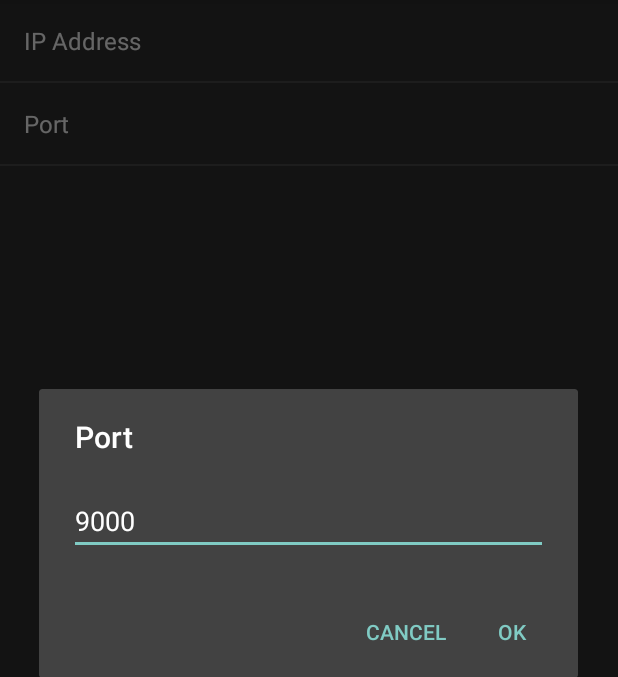
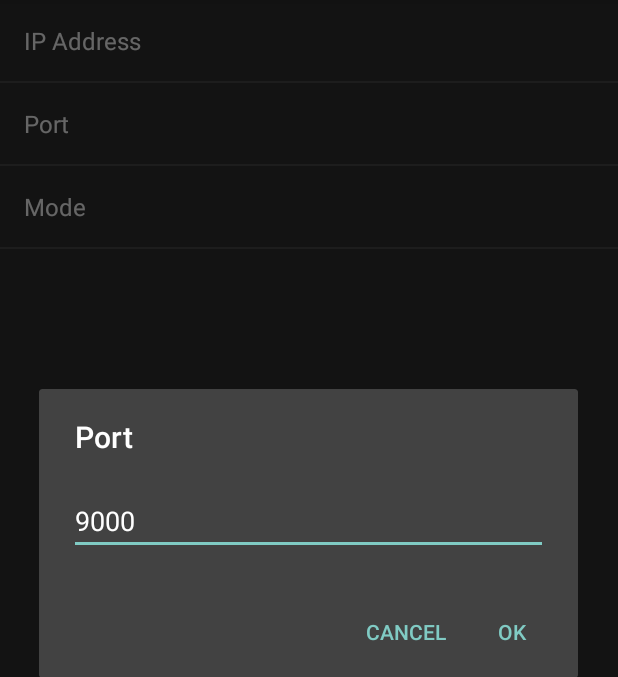
Before and after one commit to diego09310/FreakController, an Android app: the SettingsActivity screen opened directly, with no data from a screen before it, after a tap on "Port", on a phone screen of 412 x 824 dp, the part 84-761 px from its top. Run offline under Robolectric (Android 15) with nearby library versions, the phone set to English and light mode, and no system bars; libraries missing offline, so code that uses them is left out: io.github.controlwear.virtual.

Commit message:
Add mode

```diff
--- a/FreakController/app/src/main/java/com/diego09310/freakcontroller/OptionsMenuActivity.java
+++ b/FreakController/app/src/main/java/diego09310/freakcontroller/OptionsMenuActivity.java
@@ -1,4 +1,4 @@
-package com.diego09310.freakcontroller;
+package diego09310.freakcontroller;
 
 import android.app.Activity;
 import android.content.Intent;
--- a/FreakController/app/src/main/java/com/diego09310/freakcontroller/SettingsActivity.java
+++ b/FreakController/app/src/main/java/diego09310/freakcontroller/SettingsActivity.java
@@ -1,4 +1,4 @@
-package com.diego09310.freakcontroller;
+package diego09310.freakcontroller;
 
 import android.app.Activity;
 import android.os.Bundle;
@@ -11,6 +11,7 @@ public class SettingsActivity extends Activity {
 
     public static final String SERVER_IP = "ip_addr";
     public static final String PORT = "port";
+    public static final String MODE = "mode";
 
     @Override
     protected void onCreate(Bundle savedInstanceState) {
--- a/FreakController/app/src/main/java/com/diego09310/freakcontroller/SettingsFragment.java
+++ b/FreakController/app/src/main/java/diego09310/freakcontroller/SettingsFragment.java
@@ -1,4 +1,4 @@
-package com.diego09310.freakcontroller;
+package diego09310.freakcontroller;
 
 import android.preference.PreferenceFragment;
 import android.os.Bundle;
--- a/FreakController/app/src/main/res/drawable/ic_sync_black_24dp.xml
+++ b/FreakController/app/src/main/res/drawable/ic_sync_black_24dp.xml
@@ -5,5 +5,5 @@
     android:viewportWidth="24.0">
     <path
         android:fillColor="#FF000000"
-        android:pathData="M12 4V1L8 5l4 4V6c3.31 0 6 2.69 6 6 0 1.01,-.25 1.97,-.7 2.8l1.46 1.46C19.54 15.03 20 13.57 20 12c0,-4.42,-3.58,-8,-8,-8zm0 14c-3.31 0,-6,-2.69,-6,-6 0,-1.01.25,-1.97.7,-2.8L5.24 7.74C4.46 8.97 4 10.43 4 12c0 4.42 3.58 8 8 8v3l4,-4,-4,-4v3z" />
+        android:pathData="M12 4V1L8 5l4 4V6c3.31 0 6 2.69 6 6 0 1.01,-0.25 1.97,-0.7 2.8l1.46 1.46C19.54 15.03 20 13.57 20 12c0,-4.42,-3.58,-8,-8,-8zm0 14c-3.31 0,-6,-2.69,-6,-6 0,-1.01.25,-1.97.7,-2.8L5.24 7.74C4.46 8.97 4 10.43 4 12c0 4.42 3.58 8 8 8v3l4,-4,-4,-4v3z" />
 </vector>
--- a/FreakController/app/src/main/res/menu/menu_options.xml
+++ b/FreakController/app/src/main/res/menu/menu_options.xml
@@ -2,7 +2,7 @@
 <menu xmlns:android="http://schemas.android.com/apk/res/android"
     xmlns:app="http://schemas.android.com/apk/res-auto"
     xmlns:tools="http://schemas.android.com/tools"
-    tools:context="com.diego09310.freakcontroller.PS_One">
+    tools:context="diego09310.freakcontroller.PS_One">
     <item
         android:id="@+id/menu_settings"
         android:title="@string/settings"
--- a/FreakController/app/src/main/res/values/strings.xml
+++ b/FreakController/app/src/main/res/values/strings.xml
@@ -74,8 +74,26 @@
 
     <string name="pref_title_system_sync_settings">System sync settings</string>
 
-    <string name="pref_ip_addr">IP Address</string>
-    <string name="pref_port">Port</string>
+    <string name="pref_ip_addr_title">IP Address</string>
+    <string name="pref_ip_addr_key">ip_addr</string>
+    <string name="pref_default_ip_addr">192.168.1.2</string>
+
+    <string name="pref_port_title">Port</string>
+    <string name="pref_port_key">port</string>
+    <string name="pref_default_port">9000</string>
+
+    <string name="pref_mode_title">Mode</string>
+    <string name="pref_mode_key">mode</string>
+    <string name="pref_default_mode">epsxe</string>
+
+    <array name="list_preference_mode_labels">
+        <item>ePSXe</item>
+        <item>Kodi</item>
+    </array>
+    <array name="list_preference_mode_values">
+        <item>epsxe</item>
+        <item>kodi</item>
+    </array>
     <!-- Example settings for Notifications -->
     <string name="pref_header_notifications">Notifications</string>
 
--- a/FreakController/app/src/main/res/xml/pref_headers.xml
+++ b/FreakController/app/src/main/res/xml/pref_headers.xml
@@ -3,17 +3,17 @@
     <!-- These settings headers are only used on tablets. -->
 
     <header
-        android:fragment="com.diego09310.freakcontroller.SettingsActivity$GeneralPreferenceFragment"
+        android:fragment="diego09310.freakcontroller.SettingsActivity$GeneralPreferenceFragment"
         android:icon="@drawable/ic_info_black_24dp"
         android:title="@string/pref_header_general" />
 
     <header
-        android:fragment="com.diego09310.freakcontroller.SettingsActivity$NotificationPreferenceFragment"
+        android:fragment="diego09310.freakcontroller.SettingsActivity$NotificationPreferenceFragment"
         android:icon="@drawable/ic_notifications_black_24dp"
         android:title="@string/pref_header_notifications" />
 
     <header
-        android:fragment="com.diego09310.freakcontroller.SettingsActivity$DataSyncPreferenceFragment"
+        android:fragment="diego09310.freakcontroller.SettingsActivity$DataSyncPreferenceFragment"
         android:icon="@drawable/ic_sync_black_24dp"
         android:title="@string/pref_header_data_sync" />
 
--- a/FreakController/app/src/main/res/xml/preferences.xml
+++ b/FreakController/app/src/main/res/xml/preferences.xml
@@ -1,13 +1,20 @@
 <?xml version="1.0" encoding="utf-8"?>
 <PreferenceScreen xmlns:android="http://schemas.android.com/apk/res/android">
     <EditTextPreference
-        android:defaultValue="192.168.1.2"
-        android:key="ip_addr"
-        android:title="@string/pref_ip_addr" />
+        android:defaultValue="@string/pref_default_ip_addr"
+        android:key="@string/pref_ip_addr_key"
+        android:title="@string/pref_ip_addr_title" />
 
     <EditTextPreference
-        android:defaultValue="9000"
-        android:key="port"
-        android:title="@string/pref_port" />
+        android:defaultValue="@string/pref_default_port"
+        android:key="@string/pref_port_key"
+        android:title="@string/pref_port_title" />
+
+    <ListPreference
+        android:defaultValue="@string/pref_default_mode"
+        android:entries="@array/list_preference_mode_labels"
+        android:entryValues="@array/list_preference_mode_values"
+        android:key="@string/pref_mode_key"
+        android:title="@string/pref_mode_title" />
 
 </PreferenceScreen>
--- a/FreakController/build.gradle
+++ b/FreakController/build.gradle
@@ -3,9 +3,10 @@
 buildscript {
     repositories {
         jcenter()
+        google()
     }
     dependencies {
-        classpath 'com.android.tools.build:gradle:2.3.3'
+        classpath 'com.android.tools.build:gradle:3.1.4'
 
         // NOTE: Do not place your application dependencies here; they belong
         // in the individual module build.gradle files
@@ -15,6 +16,7 @@ buildscript {
 allprojects {
     repositories {
         jcenter()
+        google()
     }
 }
 
```
Also changed, not shown: FreakController/app/build.gradle (+4 -3 lines), FreakController/app/src/main/AndroidManifest.xml (+4 -3 lines), FreakController/app/src/main/java/diego09310/freakcontroller/PS_One.java (renamed from FreakController/app/src/main/java/com/diego09310/freakcontroller/PS_One.java, +4 -4 lines), FreakController/gradle/wrapper/gradle-wrapper.properties, 7 other files.
